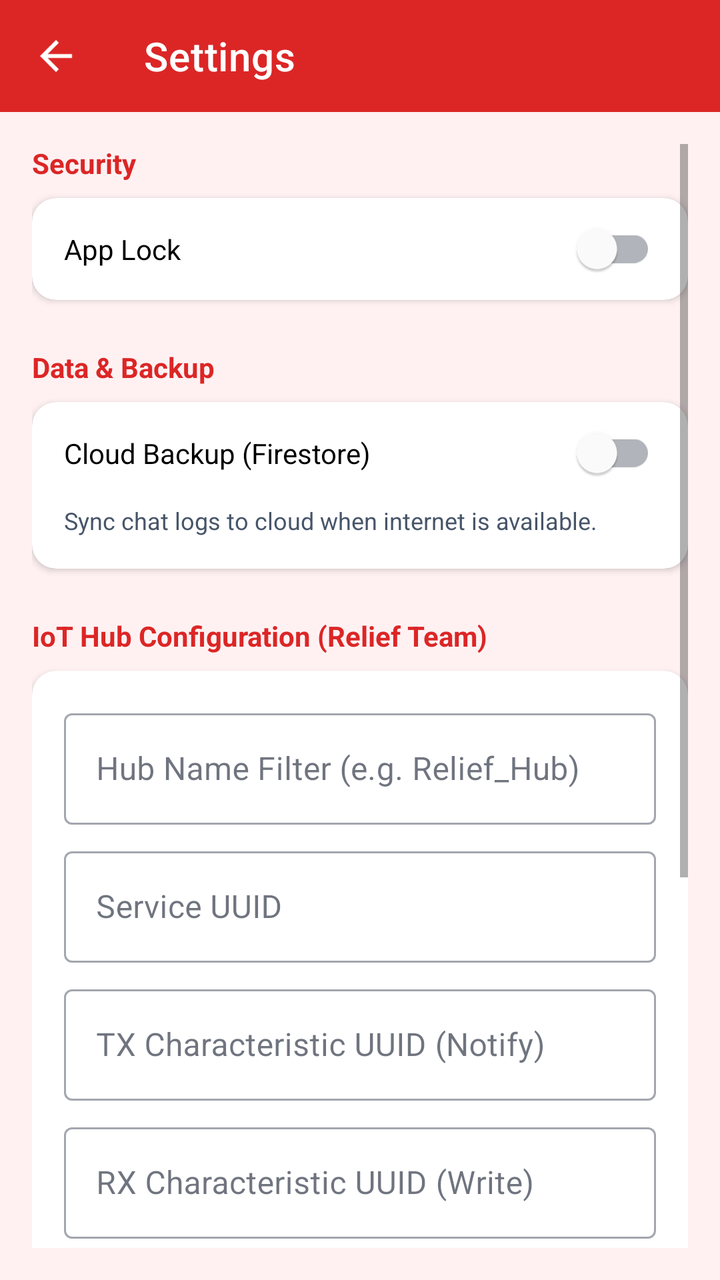
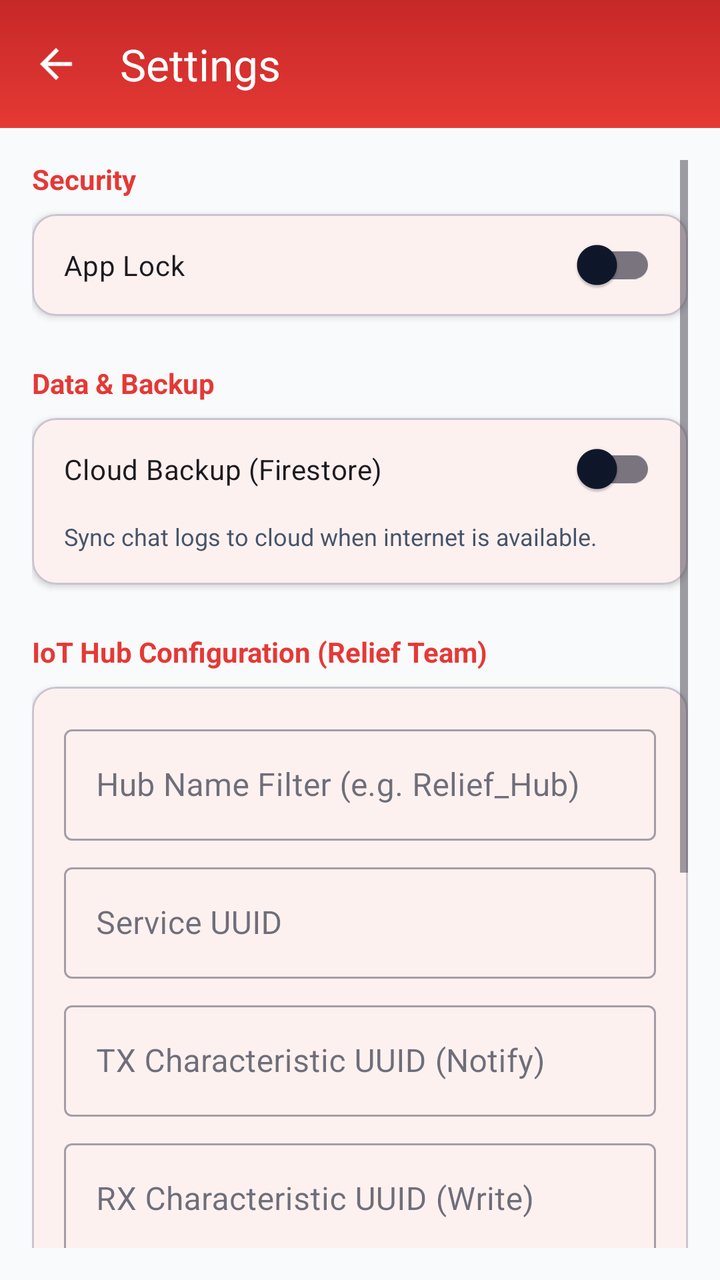

Screens rendered from an Android XML layout before and after an edit, with the pre-edit source and the edit as a unified diff.
<!-- AndroidManifest.xml: activity theme Theme.DisasterComm.NoActionBar -->
<!-- res/layout/activity_settings.xml -->
<?xml version="1.0" encoding="utf-8"?>
<LinearLayout xmlns:android="http://schemas.android.com/apk/res/android"
    xmlns:app="http://schemas.android.com/apk/res-auto"
    android:layout_width="match_parent"
    android:layout_height="match_parent"
    android:orientation="vertical"
    android:background="@color/background_light">

    <androidx.appcompat.widget.Toolbar
        android:id="@+id/toolbar"
        android:layout_width="match_parent"
        android:layout_height="?attr/actionBarSize"
        android:background="?attr/colorPrimary"
        app:title="Settings"
        app:titleTextColor="@android:color/white"
        app:navigationIcon="@drawable/ic_arrow_back"/>

    <ScrollView
        android:layout_width="match_parent"
        android:layout_height="match_parent"
        android:padding="16dp">

        <LinearLayout
            android:layout_width="match_parent"
            android:layout_height="wrap_content"
            android:orientation="vertical">



            
            <TextView
                android:layout_width="wrap_content"
                android:layout_height="wrap_content"
                android:text="Security"
                android:textColor="@color/primary"
                android:textStyle="bold"
                android:layout_marginBottom="8dp"/>

            <com.google.android.material.card.MaterialCardView
                android:layout_width="match_parent"
                android:layout_height="wrap_content"
                app:cardCornerRadius="12dp"
                app:cardElevation="2dp"
                app:cardBackgroundColor="@color/card_background"
                android:layout_marginBottom="24dp">

                <LinearLayout
                    android:layout_width="match_parent"
                    android:layout_height="wrap_content"
                    android:orientation="vertical">

                    <com.google.android.material.switchmaterial.SwitchMaterial
                        android:id="@+id/switchAppLock"
                        android:layout_width="match_parent"
                        android:layout_height="wrap_content"
                        android:text="App Lock"
                        android:padding="16dp"/>
                </LinearLayout>
            </com.google.android.material.card.MaterialCardView>

            
            <TextView
                android:layout_width="wrap_content"
                android:layout_height="wrap_content"
                android:text="Data &amp; Backup"
                android:textColor="@color/primary"
                android:textStyle="bold"
                android:layout_marginBottom="8dp"/>

            <com.google.android.material.card.MaterialCardView
                android:layout_width="match_parent"
                android:layout_height="wrap_content"
                app:cardCornerRadius="12dp"
                app:cardElevation="2dp"
                app:cardBackgroundColor="@color/card_background"
                android:layout_marginBottom="24dp">

                <LinearLayout
                    android:layout_width="match_parent"
                    android:layout_height="wrap_content"
                    android:orientation="vertical">

                    <com.google.android.material.switchmaterial.SwitchMaterial
                        android:id="@+id/switchCloudBackup"
                        android:layout_width="match_parent"
                        android:layout_height="wrap_content"
                        android:text="Cloud Backup (Firestore)"
                        android:padding="16dp"/>

                    <TextView
                        android:layout_width="match_parent"
                        android:layout_height="wrap_content"
                        android:text="Sync chat logs to cloud when internet is available."
                        android:textColor="@color/text_secondary"
                        android:textSize="12sp"
                        android:paddingStart="16dp"
                        android:paddingEnd="16dp"
                        android:paddingBottom="16dp"/>
                </LinearLayout>
            </com.google.android.material.card.MaterialCardView>
            
 

            
            <TextView
                android:layout_width="wrap_content"
                android:layout_height="wrap_content"
                android:text="IoT Hub Configuration (Relief Team)"
                android:textColor="@color/primary"
                android:textStyle="bold"
                android:layout_marginBottom="8dp"/>

            <com.google.android.material.card.MaterialCardView
                android:layout_width="match_parent"
                android:layout_height="wrap_content"
                app:cardCornerRadius="12dp"
                app:cardElevation="2dp"
                app:cardBackgroundColor="@color/card_background"
                android:layout_marginBottom="24dp">

                <LinearLayout
                    android:layout_width="match_parent"
                    android:layout_height="wrap_content"
                    android:orientation="vertical"
                    android:padding="16dp">

                    <com.google.android.material.textfield.TextInputLayout
                        android:layout_width="match_parent"
                        android:layout_height="wrap_content"
                        android:hint="Hub Name Filter (e.g. Relief_Hub)"
                        style="@style/Widget.MaterialComponents.TextInputLayout.OutlinedBox">
                        <com.google.android.material.textfield.TextInputEditText
                            android:id="@+id/etHubName"
                            android:layout_width="match_parent"
                            android:layout_height="wrap_content"
                            android:inputType="text"/>
                    </com.google.android.material.textfield.TextInputLayout>

                    <com.google.android.material.textfield.TextInputLayout
                        android:layout_width="match_parent"
                        android:layout_height="wrap_content"
                        android:hint="Service UUID"
                        android:layout_marginTop="8dp"
                        style="@style/Widget.MaterialComponents.TextInputLayout.OutlinedBox">
                        <com.google.android.material.textfield.TextInputEditText
                            android:id="@+id/etServiceUuid"
                            android:layout_width="match_parent"
                            android:layout_height="wrap_content"
                            android:inputType="text"/>
                    </com.google.android.material.textfield.TextInputLayout>

                    <com.google.android.material.textfield.TextInputLayout
                        android:layout_width="match_parent"
                        android:layout_height="wrap_content"
                        android:hint="TX Characteristic UUID (Notify)"
                        android:layout_marginTop="8dp"
                        style="@style/Widget.MaterialComponents.TextInputLayout.OutlinedBox">
                        <com.google.android.material.textfield.TextInputEditText
                            android:id="@+id/etTxUuid"
                            android:layout_width="match_parent"
                            android:layout_height="wrap_content"
                            android:inputType="text"/>
                    </com.google.android.material.textfield.TextInputLayout>

                    <com.google.android.material.textfield.TextInputLayout
                        android:layout_width="match_parent"
                        android:layout_height="wrap_content"
                        android:hint="RX Characteristic UUID (Write)"
                        android:layout_marginTop="8dp"
                        style="@style/Widget.MaterialComponents.TextInputLayout.OutlinedBox">
                        <com.google.android.material.textfield.TextInputEditText
                            android:id="@+id/etRxUuid"
                            android:layout_width="match_parent"
                            android:layout_height="wrap_content"
                            android:inputType="text"/>
                    </com.google.android.material.textfield.TextInputLayout>

                    <Button
                        android:id="@+id/btnSaveHub"
                        android:layout_width="match_parent"
                        android:layout_height="wrap_content"
                        android:text="Save Hub Configuration"
                        android:layout_marginTop="16dp"/>

                    <Button
                        android:id="@+id/btnResetHub"
                        style="@style/Widget.MaterialComponents.Button.TextButton"
                        android:layout_width="match_parent"
                        android:layout_height="wrap_content"
                        android:text="Reset to Defaults"
                        android:textColor="@color/text_secondary"/>

                </LinearLayout>
            </com.google.android.material.card.MaterialCardView>

            
            <TextView
                android:layout_width="wrap_content"
                android:layout_height="wrap_content"
                android:text="Software Update"
                android:textColor="@color/primary"
                android:textStyle="bold"
                android:layout_marginBottom="8dp"/>

            <com.google.android.material.card.MaterialCardView
                android:layout_width="match_parent"
                android:layout_height="wrap_content"
                app:cardCornerRadius="12dp"
                app:cardElevation="2dp"
                app:cardBackgroundColor="@color/card_background"
                android:layout_marginBottom="24dp">

                <LinearLayout
                    android:id="@+id/layoutCheckUpdate"
                    android:layout_width="match_parent"
                    android:layout_height="wrap_content"
                    android:orientation="horizontal"
                    android:padding="16dp"
                    android:gravity="center_vertical"
                    android:clickable="true"
                    android:focusable="true"
                    android:background="?attr/selectableItemBackground">

                    <ImageView
                        android:layout_width="24dp"
                        android:layout_height="24dp"
                        android:src="@android:drawable/stat_sys_download"
                        app:tint="@color/text_primary" />

                    <LinearLayout
                        android:layout_width="0dp"
                        android:layout_height="wrap_content"
                        android:layout_weight="1"
                        android:orientation="vertical"
                        android:layout_marginStart="16dp">

                        <TextView
                            android:layout_width="wrap_content"
                            android:layout_height="wrap_content"
                            android:text="Check for Updates"
                            android:textColor="@color/text_primary"
                            android:textSize="16sp"/>

                        <TextView
                            android:layout_width="wrap_content"
                            android:layout_height="wrap_content"
                            android:text="Install the latest version"
                            android:textColor="@color/text_secondary"
                            android:textSize="12sp"/>
                    </LinearLayout>
                   
                    <ImageView
                        android:layout_width="24dp"
                        android:layout_height="24dp"
                        android:src="@drawable/ic_arrow_back"
                        android:rotation="180"
                        app:tint="@color/text_secondary"/>
                </LinearLayout>
            </com.google.android.material.card.MaterialCardView>

            <TextView
                android:id="@+id/tvVersion"
                android:layout_width="match_parent"
                android:layout_height="wrap_content"
                android:text="Version 1.0"
                android:gravity="center"
                android:textColor="@color/text_secondary"
                android:layout_marginTop="24dp"/>

        </LinearLayout>
    </ScrollView>
</LinearLayout>
<!-- resources referenced by this layout -->
<resources>
  <color name="background_light">@color/background</color>
  <color name="card_background">@color/surface</color>
  <color name="primary">#DC2626</color>
  <color name="text_primary">#0F172A</color>
  <color name="text_secondary">#475569</color>
  <!-- drawable ic_arrow_back (drawable) -->
  <vector xmlns:android="http://schemas.android.com/apk/res/android"
      android:width="24dp"
      android:height="24dp"
      android:viewportWidth="24.0"
      android:viewportHeight="24.0">
      <path
          android:fillColor="#FFFFFF"
          android:pathData="M20,11H7.83l5.59,-5.59L12,4l-8,8l8,8l1.41,-1.41L7.83,13H20v-2z"/>
  </vector>
  <style name="Theme.DisasterComm.NoActionBar" parent="Theme.DisasterComm">
          <item name="windowActionBar">false</item>
          <item name="windowNoTitle">true</item>
      </style>
  <color name="background">#FFF1F2</color>
  <color name="surface">#FFFFFF</color>
  <style name="Theme.DisasterComm" parent="Theme.MaterialComponents.Light.NoActionBar">
          
          <item name="colorPrimary">@color/primary</item>
          <item name="colorPrimaryVariant">@color/primary_variant</item>
          <item name="colorOnPrimary">@color/text_on_primary</item>
          
          
          <item name="colorSecondary">@color/secondary</item>
          <item name="colorSecondaryVariant">@color/secondary_variant</item>
          <item name="colorOnSecondary">@color/white</item>
          
          
          <item name="android:windowBackground">@color/background</item>
          <item name="colorSurface">@color/surface</item>
          <item name="colorOnSurface">@color/text_primary</item>
          
          
          <item name="android:statusBarColor">@color/primary_variant</item>
          <item name="android:windowLightStatusBar">false</item>
      </style>
  <color name="primary_variant">#B91C1C</color>
  <color name="text_on_primary">#FFFFFF</color>
  <color name="secondary">#EF4444</color>
  <color name="secondary_variant">#991B1B</color>
  <color name="white">#FFFFFF</color>
</resources>

<!-- the commit's change to res/layout/activity_settings.xml (unified diff, before → after) -->
@@ -6,14 +6,16 @@
     android:orientation="vertical"
     android:background="@color/background_light">
 
-    <androidx.appcompat.widget.Toolbar
+    <com.google.android.material.appbar.MaterialToolbar
         android:id="@+id/toolbar"
         android:layout_width="match_parent"
         android:layout_height="?attr/actionBarSize"
-        android:background="?attr/colorPrimary"
+        android:background="@drawable/gradient_toolbar"
+        android:elevation="4dp"
         app:title="Settings"
         app:titleTextColor="@android:color/white"
-        app:navigationIcon="@drawable/ic_arrow_back"/>
+        app:navigationIcon="@drawable/ic_arrow_back"
+        app:navigationIconTint="@color/white"/>
 
     <ScrollView
         android:layout_width="match_parent"
<!-- resource entries referenced after the edit -->
@@ -2,7 +2,7 @@
 <resources>
   <color name="background_light">@color/background</color>
   <color name="card_background">@color/surface</color>
-  <color name="primary">#DC2626</color>
+  <color name="primary">#E53935</color>
   <color name="text_primary">#0F172A</color>
   <color name="text_secondary">#475569</color>
   <!-- drawable ic_arrow_back (drawable) -->
@@ -19,9 +19,9 @@
           <item name="windowActionBar">false</item>
           <item name="windowNoTitle">true</item>
       </style>
-  <color name="background">#FFF1F2</color>
+  <color name="background">#F8FAFC</color>
   <color name="surface">#FFFFFF</color>
-  <style name="Theme.DisasterComm" parent="Theme.MaterialComponents.Light.NoActionBar">
+  <style name="Theme.DisasterComm" parent="Theme.Material3.DayNight.NoActionBar">
           
           <item name="colorPrimary">@color/primary</item>
           <item name="colorPrimaryVariant">@color/primary_variant</item>
@@ -41,10 +41,20 @@
           <item name="android:statusBarColor">@color/primary_variant</item>
           <item name="android:windowLightStatusBar">false</item>
       </style>
-  <color name="primary_variant">#B91C1C</color>
+  <color name="primary_variant">#C62828</color>
   <color name="text_on_primary">#FFFFFF</color>
-  <color name="secondary">#EF4444</color>
-  <color name="secondary_variant">#991B1B</color>
+  <color name="secondary">#FF6B6B</color>
+  <color name="secondary_variant">#D32F2F</color>
   <color name="white">#FFFFFF</color>
+  <!-- drawable gradient_toolbar (drawable) -->
+  <?xml version="1.0" encoding="utf-8"?>
+  <shape xmlns:android="http://schemas.android.com/apk/res/android"
+      android:shape="rectangle">
+      <gradient
+          android:angle="90"
+          android:startColor="@color/primary"
+          android:endColor="@color/primary_variant"
+          android:type="linear"/>
+  </shape>
 </resources>
 
